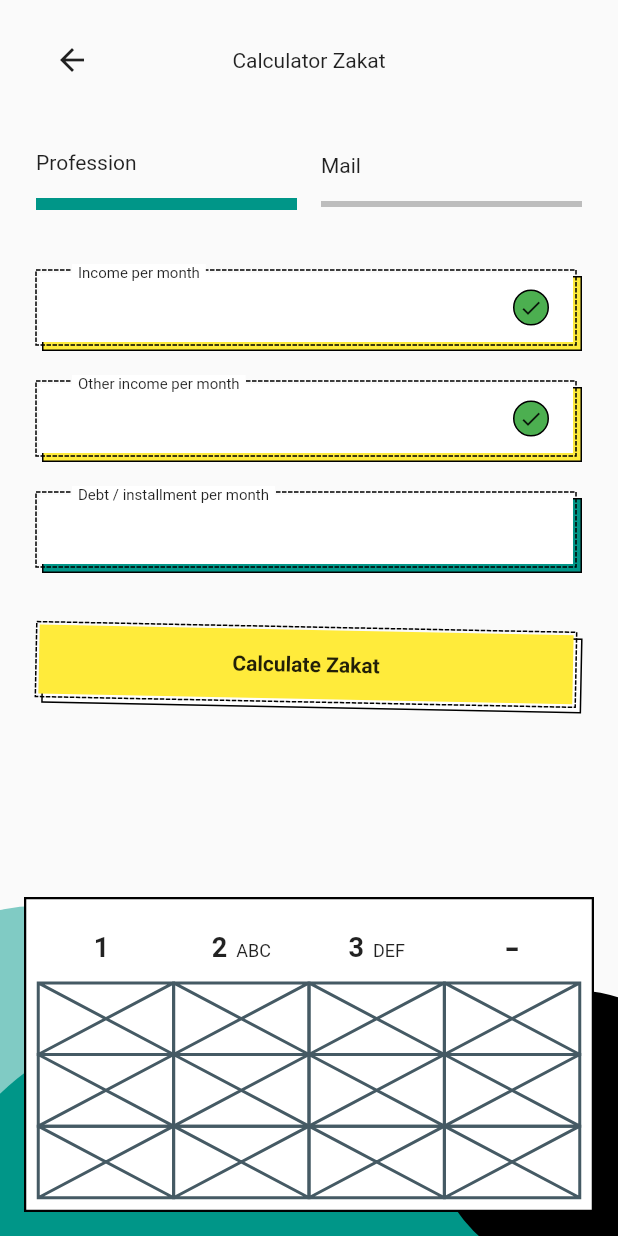
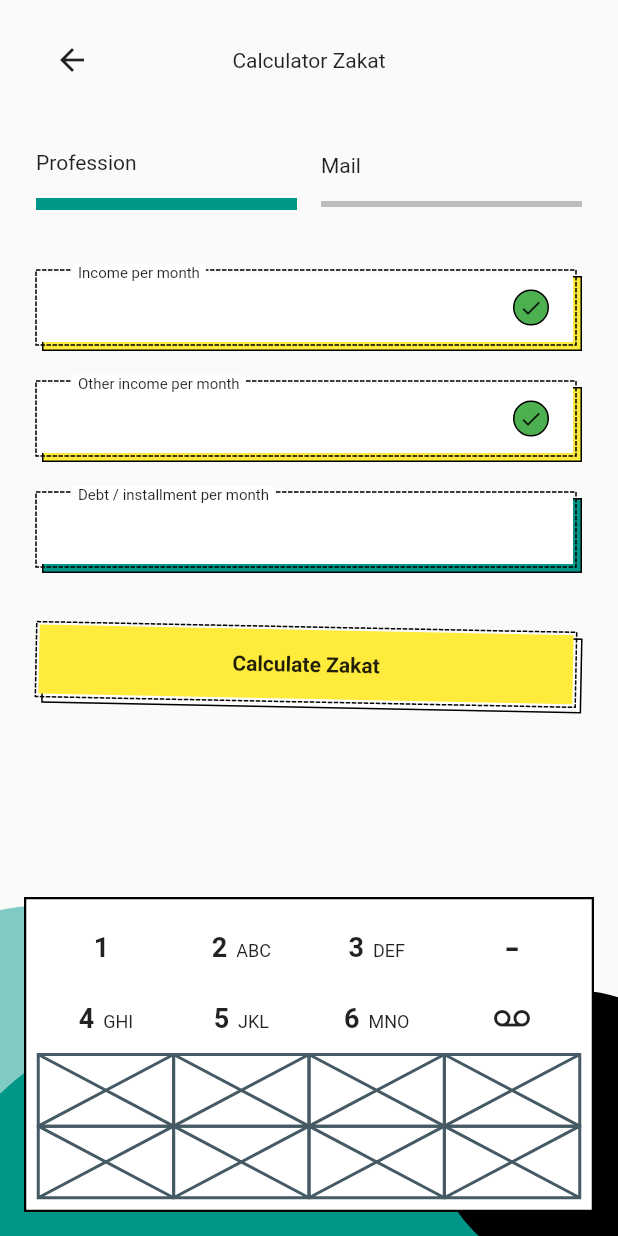
Before and after one commit to JAICHANGPARK/flutter_notebook_18th_story, a Flutter app: the screen it shows after launch, on a phone screen of 412 x 824 dp. Run offline on Flutter 3.47's test engine with Material 2 defaults, Android fonts, the phone set to English and light mode, and no system bars; drawn by our look-alikes of dotted_border; our stand-ins replace cached_network_image, flutter_lorem, flutter_riverpod, flutter_svg, freezed_annotation, go_router and 3 more.

Commit message:
Update fund_keyboard_widget.dart

```diff
--- a/lib/ep1085_funding_app/src/ui/widgets/fund_keyboard_widget.dart
+++ b/lib/ep1085_funding_app/src/ui/widgets/fund_keyboard_widget.dart
@@ -20,19 +20,69 @@ class _FundKeyboardWidgetState extends State<FundKeyboardWidget> {
                   child: Text.rich(
                     TextSpan(
                       children: [
+                        TextSpan(text: "1", style: TextStyle(fontWeight: FontWeight.bold, fontSize: 18)),
+                        TextSpan(text: "  ", style: TextStyle(fontSize: 12)),
+                      ],
+                    ),
+                  ),
+                ),
+              ),
+              Expanded(
+                child: Center(
+                  child: Text.rich(
                     TextSpan(
-                            text: "1",
-                            style: TextStyle(
-                                fontWeight: FontWeight.bold,
-                                fontSize: 18
-                            )
+                      children: [
+                        TextSpan(text: "2", style: TextStyle(fontWeight: FontWeight.bold, fontSize: 18)),
+                        TextSpan(text: "  ABC", style: TextStyle(fontSize: 12)),
+                      ],
                     ),
+                  ),
+                ),
+              ),
+              Expanded(
+                child: Center(
+                  child: Text.rich(
                     TextSpan(
-                            text: "  ",
-                            style: TextStyle(
-                                fontSize: 12
-                            )
+                      children: [
+                        TextSpan(text: "3", style: TextStyle(fontWeight: FontWeight.bold, fontSize: 18)),
+                        TextSpan(text: "  DEF", style: TextStyle(fontSize: 12)),
+                      ],
                     ),
+                  ),
+                ),
+              ),
+              Expanded(
+                  child: Center(
+                child: Text(
+                  "-",
+                  style: TextStyle(fontSize: 32),
+                ),
+              )),
+            ],
+          ),
+        ),
+        Expanded(
+          child: Row(
+            children: const [
+              Expanded(
+                child: Center(
+                  child: Text.rich(
+                    TextSpan(
+                      children: [
+                        TextSpan(text: "4", style: TextStyle(fontWeight: FontWeight.bold, fontSize: 18)),
+                        TextSpan(text: "  GHI", style: TextStyle(fontSize: 12)),
+                      ],
+                    ),
+                  ),
+                ),
+              ),
+              Expanded(
+                child: Center(
+                  child: Text.rich(
+                    TextSpan(
+                      children: [
+                        TextSpan(text: "5", style: TextStyle(fontWeight: FontWeight.bold, fontSize: 18)),
+                        TextSpan(text: "  JKL", style: TextStyle(fontSize: 12)),
                       ],
                     ),
                   ),
@@ -44,18 +94,16 @@ class _FundKeyboardWidgetState extends State<FundKeyboardWidget> {
                     TextSpan(
                       children: [
                         TextSpan(
-                          text: "2",
+                            text: "6",
                             style: TextStyle(
                               fontWeight: FontWeight.bold,
-                            fontSize: 18
-                          )
-                        ),
+                              fontSize: 18,
+                            )),
                         TextSpan(
-                          text: "  ABC",
+                            text: "  MNO",
                             style: TextStyle(
-                            fontSize: 12
-                          )
-                        ),
+                              fontSize: 12,
+                            )),
                       ],
                     ),
                   ),
@@ -63,42 +111,9 @@ class _FundKeyboardWidgetState extends State<FundKeyboardWidget> {
               ),
               Expanded(
                   child: Center(
-                  child: Text.rich(
-                    TextSpan(
-                      children: [
-                        TextSpan(
-                            text: "3",
-                            style: TextStyle(
-                                fontWeight: FontWeight.bold,
-                                fontSize: 18
-                            )
-                        ),
-                        TextSpan(
-                            text: "  DEF",
-                            style: TextStyle(
-                                fontSize: 12
-                            )
-                        ),
-                      ],
-                    ),
-                  ),
-                ),
-              ),
-              Expanded(child: Center(
-                child: Text("-", style: TextStyle(
-                  fontSize: 32
-                ),),
-              )),
-            ],
-          ),
-        ),
-        Expanded(
-          child: Row(
-            children: const [
-              Expanded(child: Placeholder()),
-              Expanded(child: Placeholder()),
-              Expanded(child: Placeholder()),
-              Expanded(child: Placeholder()),
+                      child: Icon(
+                Icons.voicemail,
+              ))),
             ],
           ),
         ),
```
Lines whose indentation alone changed are shown as unchanged.
